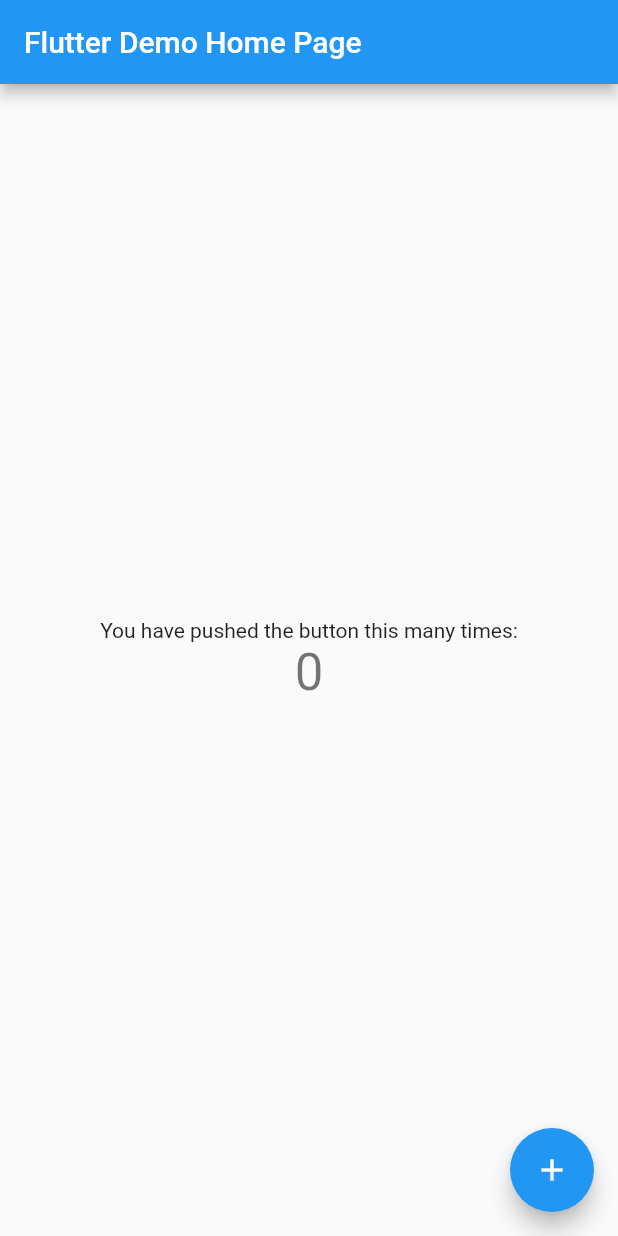
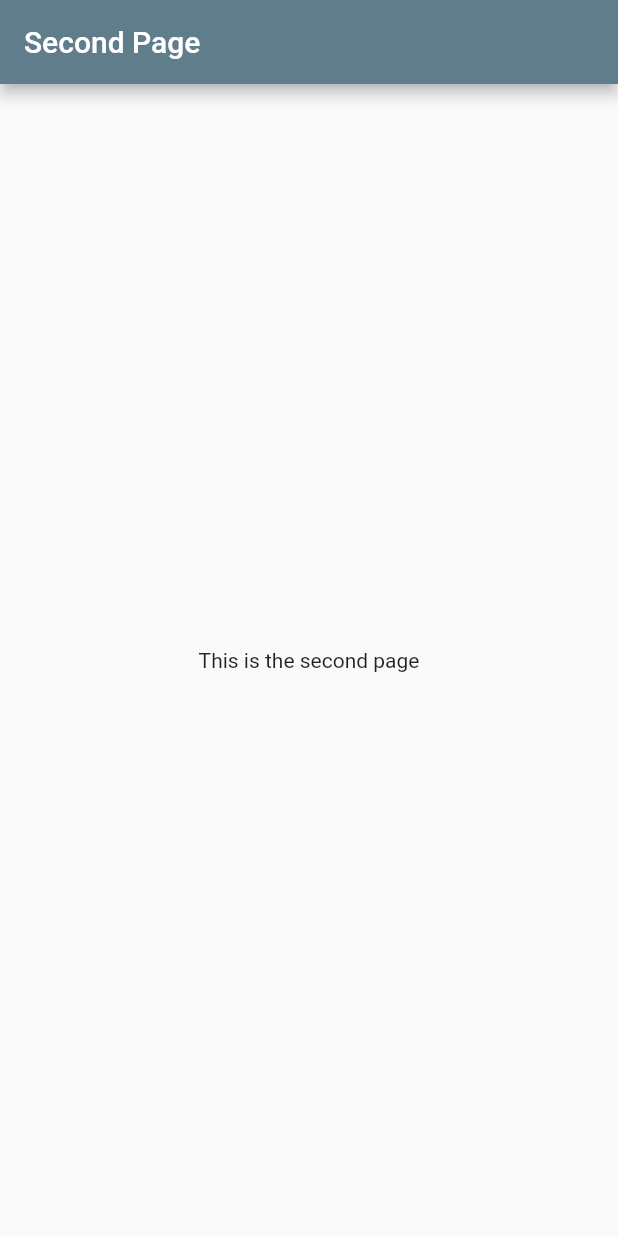
Before and after one commit to Humba01/flutter-apptest, a Flutter app: the screen it shows after launch, on a phone screen of 412 x 824 dp. Run offline on Flutter 3.47's test engine with Material 2 defaults, Android fonts, the phone set to English and light mode, and no system bars.

Commit message:
adicionando mais funcoes. //3

```diff
--- a/apptest/lib/main.dart
+++ b/apptest/lib/main.dart
@@ -1,7 +1,8 @@
+import 'package:apptest/second.dart';
 import 'package:flutter/material.dart';
 
 void main() {
-  runApp(const MyApp());
+  runApp(const Second());
 }
 
 class MyApp extends StatelessWidget {
--- a/apptest/lib/second.dart
+++ b/apptest/lib/second.dart
@@ -0,0 +1,36 @@
+import 'package:flutter/material.dart';
+
+class Second extends StatelessWidget {
+  const Second({Key? key}) : super(key: key);
+
+  @override
+  Widget build(BuildContext context) {
+    return MaterialApp(
+      title: 'Flutter Test App',
+      theme: ThemeData(
+        primarySwatch: Colors.blueGrey,
+      ),
+      home: const Page(),
+    );
+  }
+}
+
+class Page extends StatelessWidget {
+  const Page({Key? key}) : super(key: key);
+
+  get behavior => null;
+
+  get child => null;
+
+  @override
+  Widget build(BuildContext context) {
+    return Scaffold(
+      appBar: AppBar(
+        title: const Text('Second Page'),
+      ),
+      body: const Center(
+        child: Text('This is the second page'),
+      ),
+    );
+  }
+}
```
